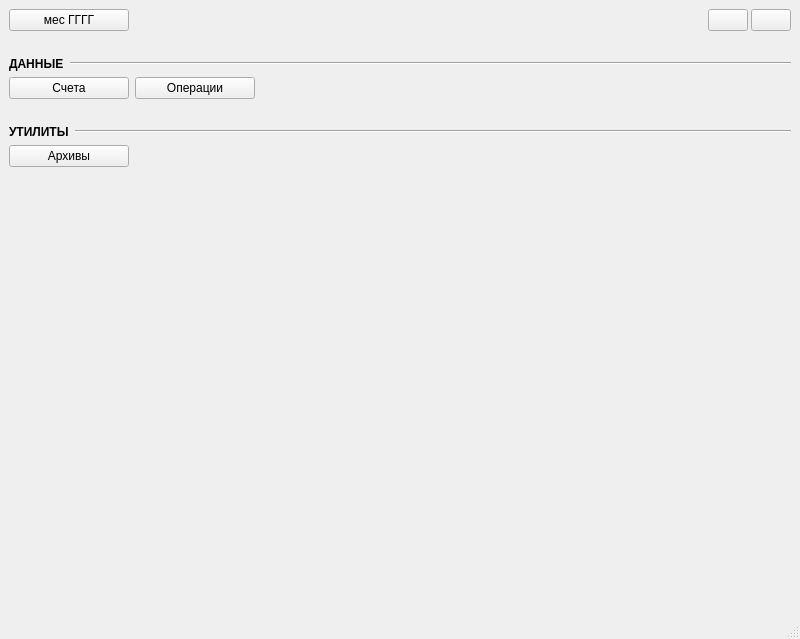
e-vladimir/finmanager, file ui/forms/form_main.ui: the form before one commit.
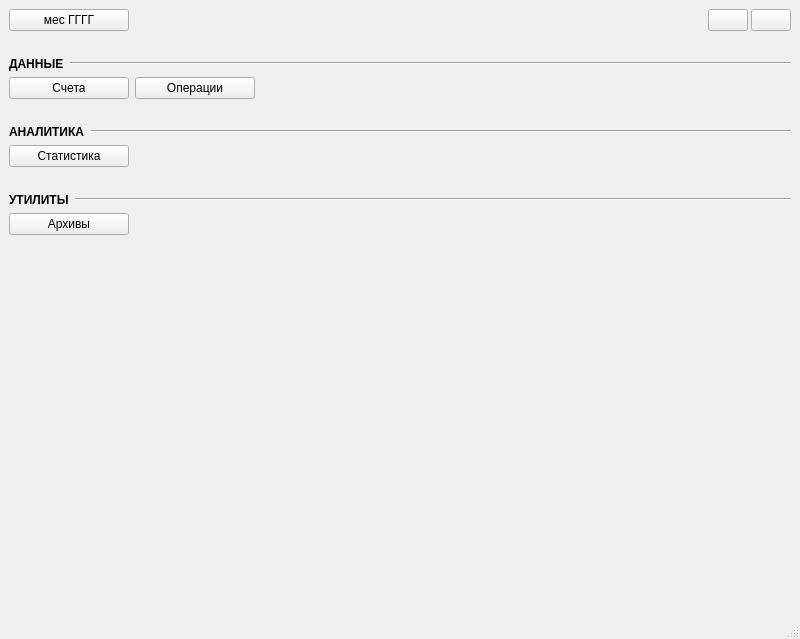
The form after the commit.

Commit message: Форма основная + Переход в форму Статистика

```diff
--- a/ui/forms/form_main.ui
+++ b/ui/forms/form_main.ui
@@ -184,6 +184,75 @@
       </property>
      </spacer>
     </item>
+    <item>
+     <layout class="QHBoxLayout" name="horizontalLayout_10" stretch="0,1">
+      <item>
+       <widget class="QLabel" name="label_5">
+        <property name="font">
+         <font>
+          <bold>true</bold>
+         </font>
+        </property>
+        <property name="text">
+         <string>АНАЛИТИКА</string>
+        </property>
+       </widget>
+      </item>
+      <item>
+       <widget class="Line" name="line_7">
+        <property name="orientation">
+         <enum>Qt::Orientation::Horizontal</enum>
+        </property>
+       </widget>
+      </item>
+     </layout>
+    </item>
+    <item>
+     <layout class="QHBoxLayout" name="horizontalLayout_11">
+      <item>
+       <widget class="QPushButton" name="btn_statistic">
+        <property name="minimumSize">
+         <size>
+          <width>120</width>
+          <height>0</height>
+         </size>
+        </property>
+        <property name="text">
+         <string>Статистика</string>
+        </property>
+       </widget>
+      </item>
+      <item>
+       <spacer name="horizontalSpacer_8">
+        <property name="orientation">
+         <enum>Qt::Orientation::Horizontal</enum>
+        </property>
+        <property name="sizeHint" stdset="0">
+         <size>
+          <width>40</width>
+          <height>20</height>
+         </size>
+        </property>
+       </spacer>
+      </item>
+     </layout>
+    </item>
+    <item>
+     <spacer name="verticalSpacer_10">
+      <property name="orientation">
+       <enum>Qt::Orientation::Vertical</enum>
+      </property>
+      <property name="sizeType">
+       <enum>QSizePolicy::Policy::Fixed</enum>
+      </property>
+      <property name="sizeHint" stdset="0">
+       <size>
+        <width>20</width>
+        <height>20</height>
+       </size>
+      </property>
+     </spacer>
+    </item>
     <item>
      <layout class="QHBoxLayout" name="horizontalLayout_6" stretch="0,1">
       <item>
```
The commit also changes 19 other files.
